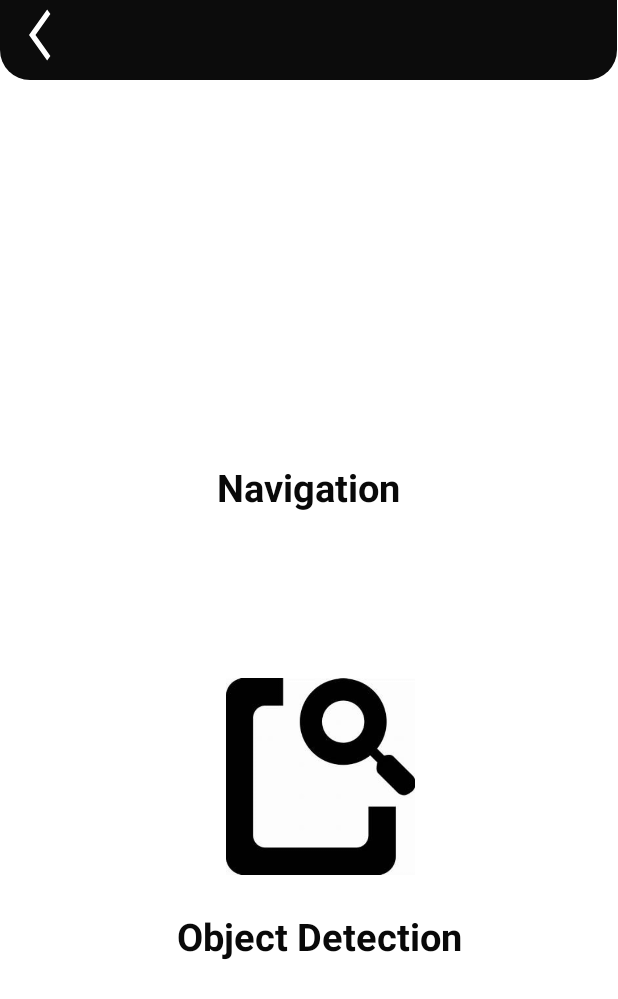
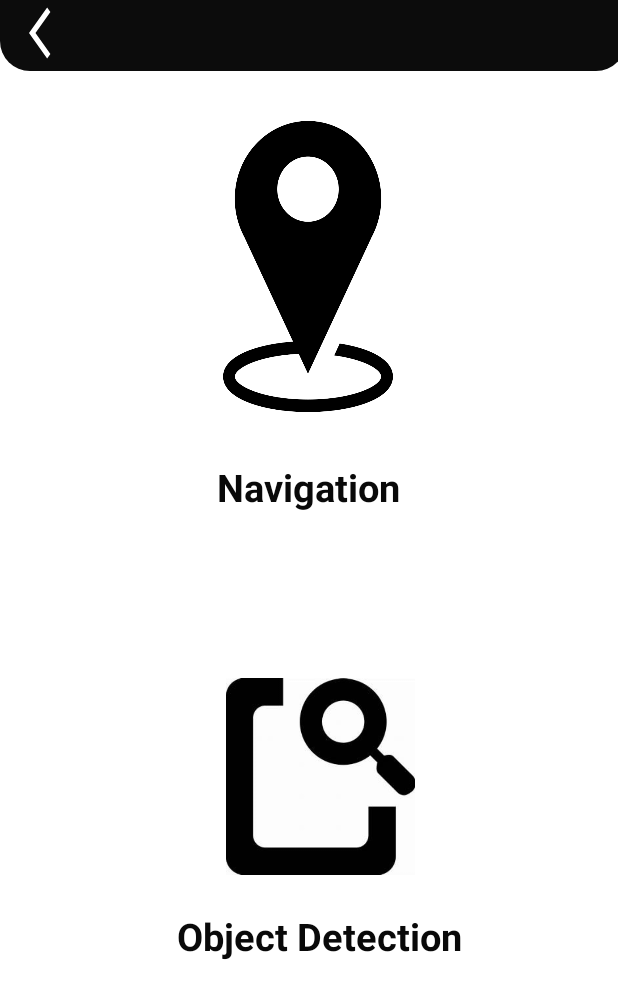
Before and after one commit to RoshiniS-1999/ShillelaghSmart, an Android app: the Dasboard screen opened directly, with no data from a screen before it, on a phone screen of 412 x 824 dp. Shown: the top 999 px of the screen. Run offline under Robolectric (Android 15) with nearby library versions, the phone set to English and light mode, and no system bars; Roboto replaces fonts that are not available here.

```diff
--- a/app/src/main/res/layout/activity_dasboard.xml
+++ b/app/src/main/res/layout/activity_dasboard.xml
@@ -55,8 +55,8 @@
         tools:ignore="MissingConstraints" />
 
     <androidx.constraintlayout.widget.ConstraintLayout
-        android:layout_width="411dp"
-        android:layout_height="53dp"
+        android:layout_width="417dp"
+        android:layout_height="47dp"
         android:background="@drawable/rect_shape"
         app:layout_constraintBottom_toBottomOf="parent"
         app:layout_constraintEnd_toEndOf="parent"
@@ -79,4 +79,18 @@
             app:layout_constraintVertical_bias="0.238" />
     </androidx.constraintlayout.widget.ConstraintLayout>
 
+    <ImageButton
+        android:id="@+id/navigation"
+        android:layout_width="113dp"
+        android:layout_height="194dp"
+        android:background="#FFFFFF"
+        android:scaleType="fitXY"
+        app:layout_constraintBottom_toBottomOf="parent"
+        app:layout_constraintEnd_toEndOf="parent"
+        app:layout_constraintHorizontal_bias="0.498"
+        app:layout_constraintStart_toStartOf="parent"
+        app:layout_constraintTop_toTopOf="parent"
+        app:layout_constraintVertical_bias="0.128"
+        app:srcCompat="@drawable/navigationicon" />
+
 </androidx.constraintlayout.widget.ConstraintLayout>
```
